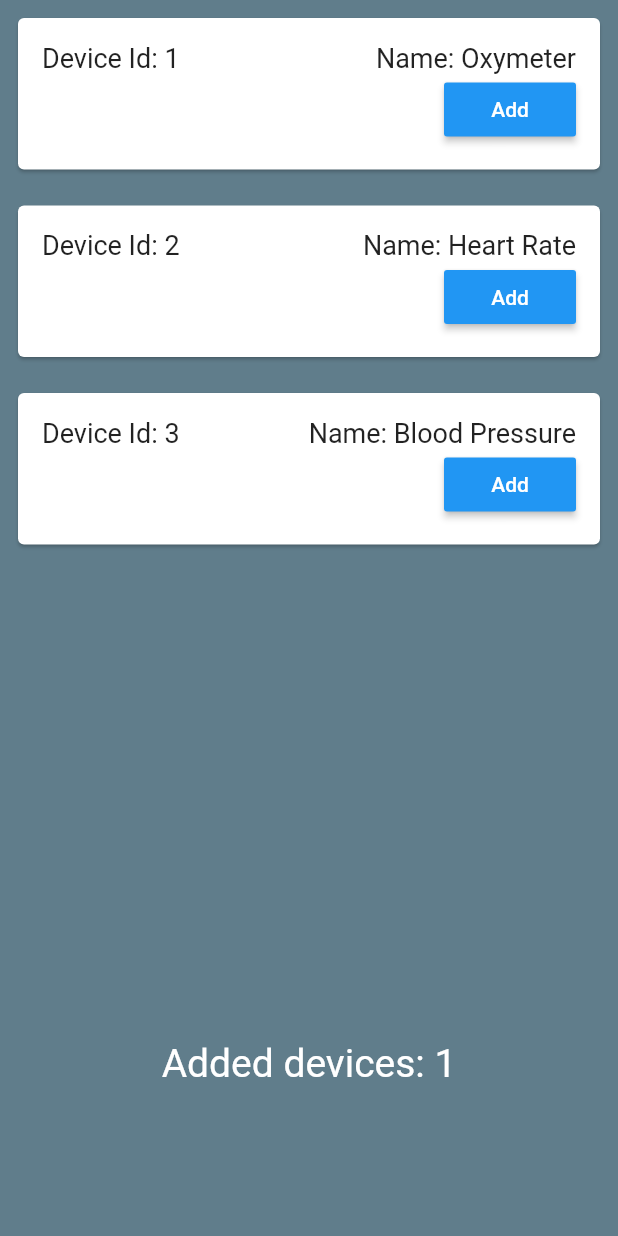
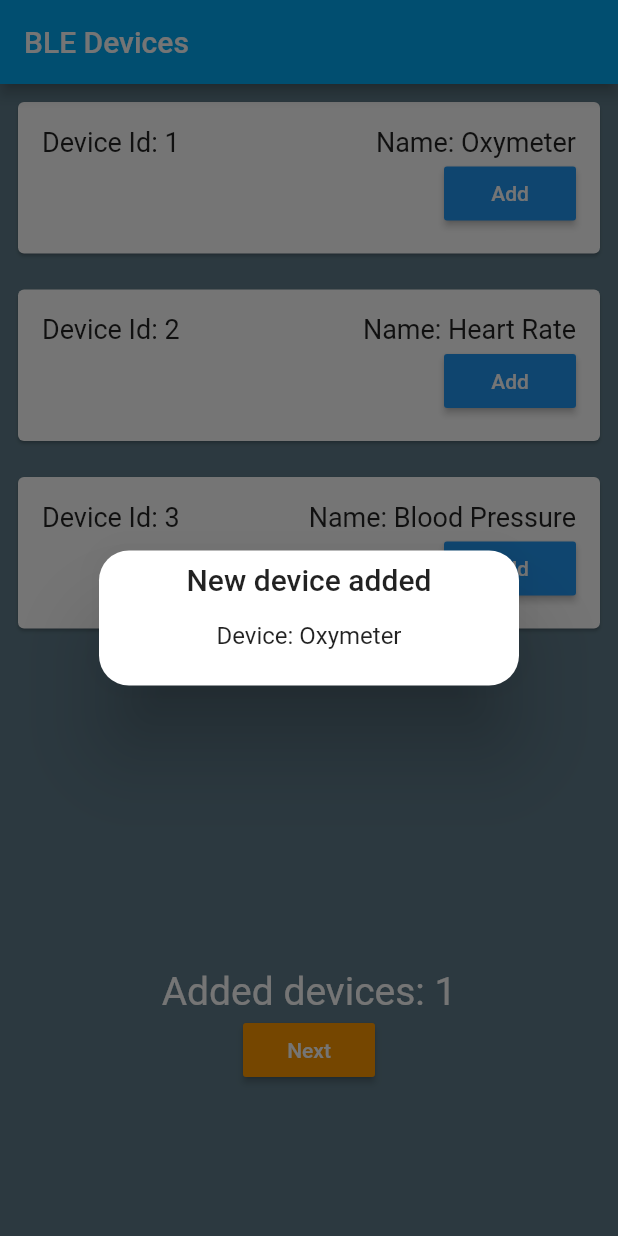
Before and after one commit to chanum/flutter-ble-getx, a Flutter app: the screen it shows after launch, after a tap on "Add", on a phone screen of 412 x 824 dp. Run offline on Flutter 3.47's test engine with Material 2 defaults, Android fonts, the phone set to English and light mode, and no system bars; our stand-ins replace get.

Commit message:
added routes

```diff
--- a/lib/main.dart
+++ b/lib/main.dart
@@ -1,5 +1,6 @@
 import 'package:ble_test/views/devices_page.dart';
 import 'package:flutter/material.dart';
+import 'package:get/get.dart';
 
 void main() {
   runApp(MyApp());
@@ -8,7 +9,7 @@ void main() {
 class MyApp extends StatelessWidget {
   @override
   Widget build(BuildContext context) {
-    return MaterialApp(
+    return GetMaterialApp(
       title: 'Flutter Demo',
       theme: ThemeData(
         primarySwatch: Colors.blue,
--- a/lib/views/devices_page.dart
+++ b/lib/views/devices_page.dart
@@ -2,6 +2,7 @@ import 'dart:ui';
 
 import 'package:ble_test/controllers/add_devices_controller.dart';
 import 'package:ble_test/controllers/devices_controller.dart';
+import 'package:ble_test/views/about_page.dart';
 import 'package:flutter/material.dart';
 import 'package:get/get.dart';
 
@@ -13,6 +14,10 @@ class DevicesPage extends StatelessWidget {
   Widget build(BuildContext context) {
     return Scaffold(
       backgroundColor: Colors.blueGrey,
+      appBar: AppBar(
+        backgroundColor: Colors.lightBlue,
+        title: Text('BLE Devices'),
+      ),
       body: SafeArea(
         child: Column(
           children: [
@@ -44,6 +49,15 @@ class DevicesPage extends StatelessWidget {
                                   onPressed: () {
                                     addDevicesController
                                         .addDevice(controller.devices[index]);
+
+                                    //Get.snackbar('New device added',
+                                    //    'Device: ${controller.devices[index].name}',
+                                    //  snackPosition: SnackPosition.BOTTOM);
+
+                                    Get.defaultDialog(
+                                        title: 'New device added',
+                                        content: Text(
+                                            'Device: ${controller.devices[index].name}'));
                                   },
                                   color: Colors.blue,
                                   textColor: Colors.white,
@@ -63,6 +77,15 @@ class DevicesPage extends StatelessWidget {
                 );
               },
             ),
+            RaisedButton(
+                onPressed: () {
+                  // Get.snackbar('New device added', 'Device: X',
+                  //     snackPosition: SnackPosition.BOTTOM);
+                  Get.to(AboutPage(), arguments: 'Chanum');
+                },
+                color: Colors.orange,
+                textColor: Colors.white,
+                child: Text('Next')),
             SizedBox(height: 100),
           ],
         ),
```
Also changed, not shown: lib/views/about_page.dart (added, +22 -0 lines).
